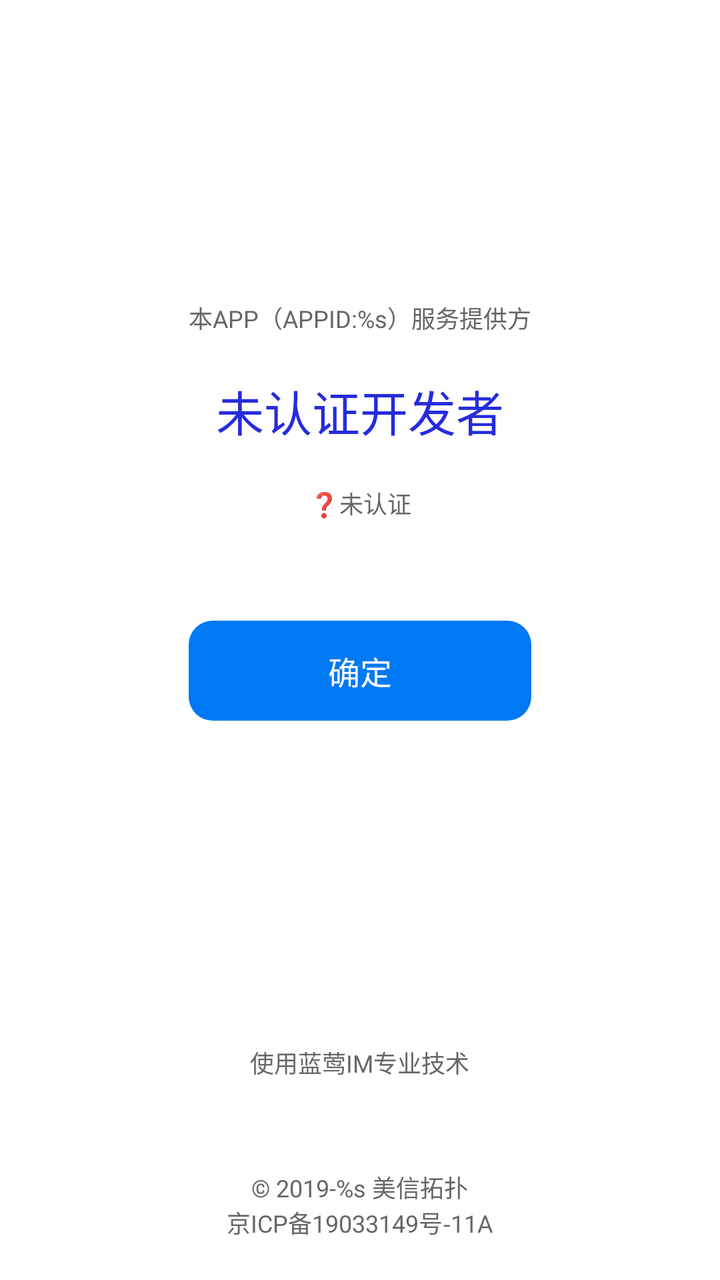
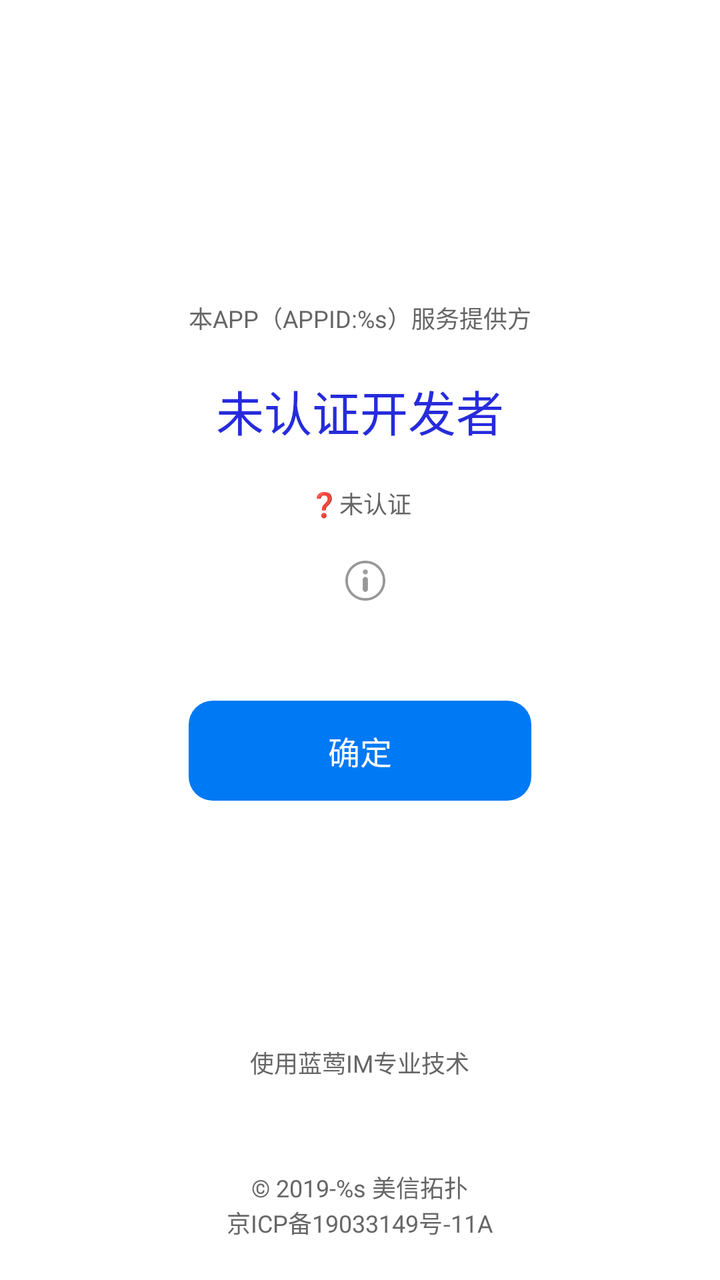

Screens rendered from an Android XML layout before and after an edit, with the pre-edit source and the edit as a unified diff.
<!-- AndroidManifest.xml: application theme ActivityAnimation -->
<!-- res/layout/activity_about_us.xml -->
<?xml version="1.0" encoding="utf-8"?>
<RelativeLayout xmlns:android="http://schemas.android.com/apk/res/android"
    android:layout_width="match_parent"
    android:layout_height="match_parent"
    android:orientation="vertical"
    android:paddingLeft="@dimen/dimen_40"
    android:paddingTop="@dimen/dimen_150"
    android:paddingRight="@dimen/dimen_40"
    android:paddingBottom="@dimen/dimen_20"
    android:background="@color/color_white">

    <LinearLayout
        android:id="@+id/ll_company"
        android:layout_width="wrap_content"
        android:layout_height="wrap_content"
        android:layout_centerHorizontal="true"
        android:orientation="vertical">
        <TextView
            android:id="@+id/tv_about_us_this_app"
            android:layout_width="match_parent"
            android:layout_height="wrap_content"
            android:layout_centerHorizontal="true"
            android:gravity="center"
            android:text="@string/about_us_this_app"
            android:textColor="@color/color_666666"
            android:textSize="@dimen/dimen_12" />

        <TextView
            android:id="@+id/tv_about_us_company_name"
            android:layout_width="match_parent"
            android:layout_height="wrap_content"
            android:layout_centerHorizontal="true"
            android:layout_marginTop="@dimen/dimen_20"
            android:gravity="center"
            android:text="@string/about_us_unverified_developer"
            android:textColor="@color/c9"
            android:textSize="@dimen/dimen_24" />

        <TextView
            android:id="@+id/tv_about_us_verification_status"
            android:layout_width="match_parent"
            android:layout_height="wrap_content"
            android:layout_centerHorizontal="true"
            android:layout_marginTop="@dimen/dimen_20"
            android:gravity="center"
            android:text="@string/about_us_unverified"
            android:textColor="@color/color_666666"
            android:textSize="@dimen/dimen_12" />

        <TextView
            android:id="@+id/tv_go"
            android:layout_width="match_parent"
            android:layout_height="@dimen/dimen_50"
            android:layout_centerHorizontal="true"
            android:layout_gravity="center"
            android:layout_marginTop="@dimen/dimen_50"
            android:background="@drawable/common_btn_corner_seleced_bg"
            android:gravity="center"
            android:text="@string/confirm"
            android:textColor="@drawable/common_btn_corner_seleced_text_color"
            android:textSize="@dimen/dimen_16" />

    </LinearLayout>

    <LinearLayout
        android:id="@+id/ll_maxim"
        android:layout_width="wrap_content"
        android:layout_height="wrap_content"
        android:layout_centerHorizontal="true"
        android:layout_alignParentBottom="true"
        android:orientation="vertical">

        <TextView
            android:id="@+id/tv_about_us_desc"
            android:layout_width="match_parent"
            android:layout_height="wrap_content"
            android:layout_centerHorizontal="true"
            android:gravity="center"
            android:text="@string/about_us_desc"
            android:textColor="@color/color_666666"
            android:textSize="@dimen/dimen_12" />

        <LinearLayout
            android:id="@+id/ll_about_us_net"
            android:layout_width="match_parent"
            android:layout_height="wrap_content"
            android:layout_below="@id/tv_about_us_desc"
            android:gravity="center"
            android:layout_centerHorizontal="true"
            android:layout_marginTop="@dimen/dimen_2"
            android:orientation="horizontal">

            <TextView
                android:layout_width="wrap_content"
                android:layout_height="wrap_content"
                android:gravity="center"
                android:text="@string/about_us_net_pre"
                android:textColor="@color/color_666666"
                android:textSize="@dimen/dimen_12" />

            <TextView
                android:id="@+id/tv_about_us_net"
                android:layout_width="wrap_content"
                android:layout_height="wrap_content"
                android:gravity="center"
                android:textColor="@color/color_666666"
                android:textSize="@dimen/dimen_12" />

        </LinearLayout>

        <TextView
            android:id="@+id/tv_app_version"
            android:layout_width="match_parent"
            android:layout_height="wrap_content"
            android:layout_centerHorizontal="true"
            android:layout_marginTop="@dimen/dimen_5"
            android:layout_below="@+id/ll_about_us_net"
            android:gravity="center"
            android:textColor="@color/color_666666"
            android:textSize="@dimen/dimen_12" />

        <TextView
            android:id="@+id/copyright"
            android:layout_width="match_parent"
            android:layout_height="wrap_content"
            android:layout_centerHorizontal="true"
            android:layout_marginTop="@dimen/dimen_5"
            android:gravity="center"
            android:text="@string/about_us_company"
            android:textColor="@color/color_666666"
            android:layout_below="@+id/tv_floo_version"
            android:textSize="@dimen/dimen_12" />

        <TextView
            android:layout_width="match_parent"
            android:layout_height="wrap_content"
            android:layout_below="@id/copyright"
            android:layout_centerHorizontal="true"
            android:gravity="center"
            android:text="@string/icp_no"
            android:textColor="@color/color_666666"
            android:textSize="@dimen/dimen_12" />
    </LinearLayout>
</RelativeLayout>
<!-- resources referenced by this layout -->
<resources>
  <color name="c9">#262BDC</color>
  <color name="color_666666">#666666</color>
  <color name="color_white">#FFFFFF</color>
  <dimen name="dimen_12">12dp</dimen>
  <dimen name="dimen_150">150dp</dimen>
  <dimen name="dimen_16">16dp</dimen>
  <dimen name="dimen_2">2dp</dimen>
  <dimen name="dimen_20">20dp</dimen>
  <dimen name="dimen_24">24dp</dimen>
  <dimen name="dimen_40">40dp</dimen>
  <dimen name="dimen_5">5dp</dimen>
  <dimen name="dimen_50">50dp</dimen>
  <!-- drawable common_btn_corner_seleced_bg (drawable) -->
  <?xml version="1.0" encoding="utf-8"?>
  <selector xmlns:android="http://schemas.android.com/apk/res/android">
      <item android:drawable="@drawable/common_btn_corner_enable_bg" android:state_enabled="false" />
      <item android:drawable="@drawable/common_btn_corner_normal_bg" android:state_enabled="true" />
  </selector>
  <!-- drawable common_btn_corner_seleced_text_color (drawable) -->
  <?xml version="1.0" encoding="utf-8"?>
  <selector xmlns:android="http://schemas.android.com/apk/res/android">
      <item android:color="@color/color_333333" android:state_enabled="false" />
      <item android:color="@color/color_white" android:state_enabled="true" />
  </selector>
  <string name="about_us_company">© 2019-%s 美信拓扑</string>
  <string name="about_us_desc">使用蓝莺IM专业技术</string>
  <string name="about_us_net_pre" />
  <string name="about_us_this_app">本APP（APPID:%s）服务提供方</string>
  <string name="about_us_unverified">❓未认证</string>
  <string name="about_us_unverified_developer">未认证开发者</string>
  <string name="confirm">确定</string>
  <string name="icp_no">京ICP备19033149号-11A</string>
  <style name="ActivityAnimation" parent="@style/AppTheme">
          <item name="android:windowAnimationStyle">@style/activity_animation</item>
          <item name="windowActionBar">false</item>
          <item name="windowNoTitle">true</item>
      </style>
  <!-- drawable common_btn_corner_enable_bg (drawable) -->
  <?xml version="1.0" encoding="utf-8"?>
  <shape xmlns:android="http://schemas.android.com/apk/res/android">
      <corners android:radius="@dimen/dimen_12" />
      <solid android:color="@color/color_ABD5FD" />
  </shape>
  <!-- drawable common_btn_corner_normal_bg (drawable) -->
  <?xml version="1.0" encoding="utf-8"?>
  <shape xmlns:android="http://schemas.android.com/apk/res/android">
      <corners android:radius="@dimen/dimen_12" />
      <solid android:color="@color/color_0079F4" />
  </shape>
  <color name="color_333333">#333333</color>
  <style name="AppTheme" parent="Theme.AppCompat.Light">
          
      </style>
  <style name="activity_animation">
          <item name="android:activityOpenEnterAnimation">@anim/out_left_in</item>
          <item name="android:activityOpenExitAnimation">@anim/out_left_out</item>
          <item name="android:activityCloseEnterAnimation">@anim/activity_close_enter</item>
          <item name="android:activityCloseExitAnimation">@anim/activity_close_exit</item>
          <item name="android:taskOpenEnterAnimation">@null</item>
          <item name="android:taskOpenExitAnimation">@null</item>
          <item name="android:taskCloseEnterAnimation">@null</item>
          <item name="android:taskCloseExitAnimation">@null</item>
          <item name="android:taskToFrontEnterAnimation">@null</item>
          <item name="android:taskToFrontExitAnimation">@null</item>
          <item name="android:taskToBackEnterAnimation">@null</item>
          <item name="android:taskToBackExitAnimation">@null</item>
      </style>
  <color name="color_ABD5FD">#1A0079F4</color>
  <color name="color_0079F4">#0079F4</color>
</resources>

<!-- the commit's change to res/layout/activity_about_us.xml (unified diff, before → after) -->
@@ -46,6 +46,42 @@
             android:text="@string/about_us_unverified"
             android:textColor="@color/color_666666"
             android:textSize="@dimen/dimen_12" />
+
+        <androidx.constraintlayout.widget.ConstraintLayout
+            xmlns:app="http://schemas.android.com/apk/res-auto"
+            android:layout_width="match_parent"
+            android:layout_height="@dimen/dimen_20"
+            android:layout_marginTop="@dimen/dimen_20"
+            >
+
+            
+            <TextView
+                android:id="@+id/tv_about_us_app_status"
+                android:layout_width="wrap_content"
+                android:layout_height="wrap_content"
+                android:text=""
+                android:maxLines="1"
+                android:ellipsize="end"
+                app:layout_constraintBottom_toBottomOf="parent"
+                app:layout_constraintEnd_toStartOf="@+id/iv_info"
+                app:layout_constraintHorizontal_bias="0.5"
+                app:layout_constraintStart_toStartOf="parent"
+                app:layout_constraintTop_toTopOf="parent"
+                app:layout_constraintHorizontal_chainStyle="packed" />
+
+            
+            <ImageView
+                android:id="@+id/iv_info"
+                android:layout_width="@dimen/dimen_20"
+                android:layout_height="@dimen/dimen_20"
+                android:src="@drawable/info"
+                android:layout_marginLeft="@dimen/dimen_5"
+                app:layout_constraintBottom_toBottomOf="parent"
+                app:layout_constraintEnd_toEndOf="parent"
+                app:layout_constraintStart_toEndOf="@+id/tv_about_us_app_status"
+                app:layout_constraintTop_toTopOf="parent" />
+
+        </androidx.constraintlayout.widget.ConstraintLayout>
 
         <TextView
             android:id="@+id/tv_go"
<!-- resource entries referenced after the edit -->
@@ -24,6 +24,7 @@
       <item android:color="@color/color_333333" android:state_enabled="false" />
       <item android:color="@color/color_white" android:state_enabled="true" />
   </selector>
+  <!-- drawable info: png bitmap (drawable-xxhdpi, 3360 bytes) -->
   <string name="about_us_company">© 2019-%s 美信拓扑</string>
   <string name="about_us_desc">使用蓝莺IM专业技术</string>
   <string name="about_us_net_pre" />
